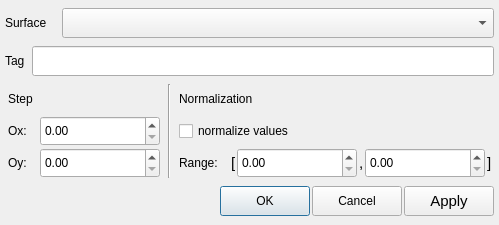
This is forms/surfaceconfigurationdialog.ui in usual-one/3DObjectVisualizer as Qt 5 draws it before an edit. The edited form follows.
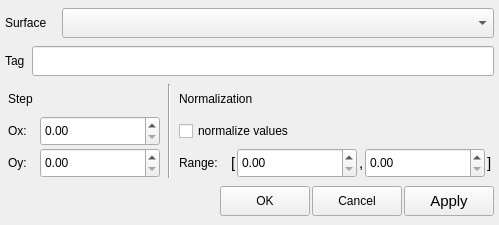
This is the edited form.

What changed in the file:
```diff
--- a/forms/surfaceconfigurationdialog.ui
+++ b/forms/surfaceconfigurationdialog.ui
@@ -630,6 +630,12 @@
          <property name="text">
           <string>OK</string>
          </property>
+         <property name="shortcut">
+          <string>Return</string>
+         </property>
+         <property name="autoDefault">
+          <bool>false</bool>
+         </property>
         </widget>
        </item>
        <item>
```
Left out of the diff: 4 changed lines with no effect on the pictures.
